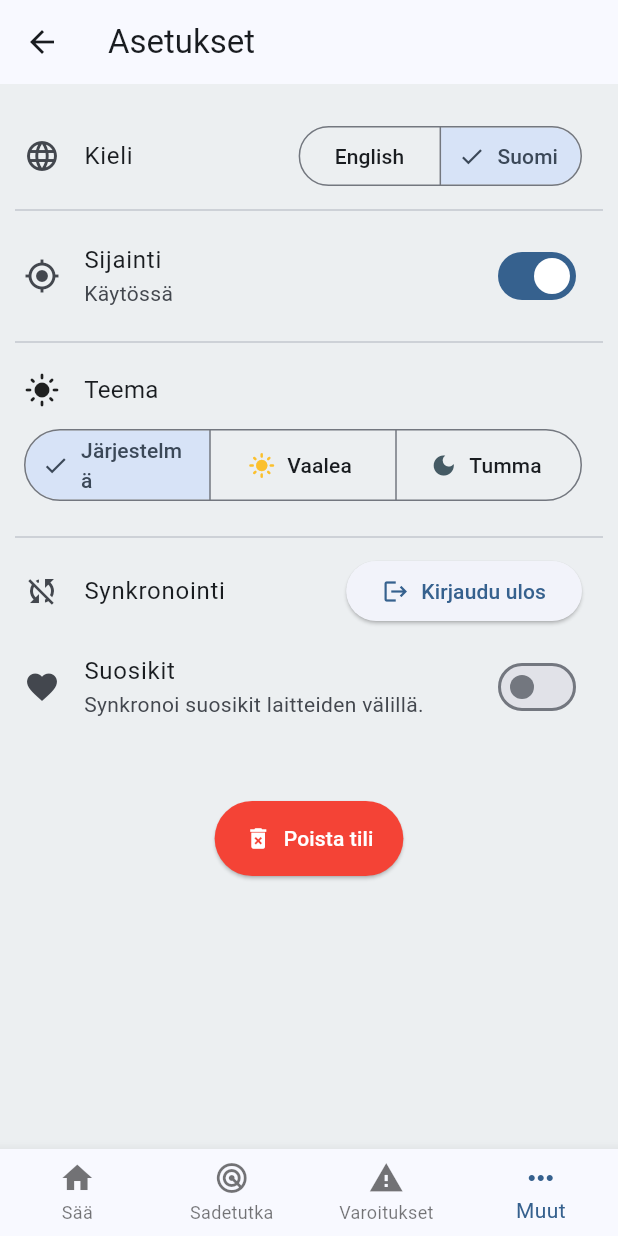
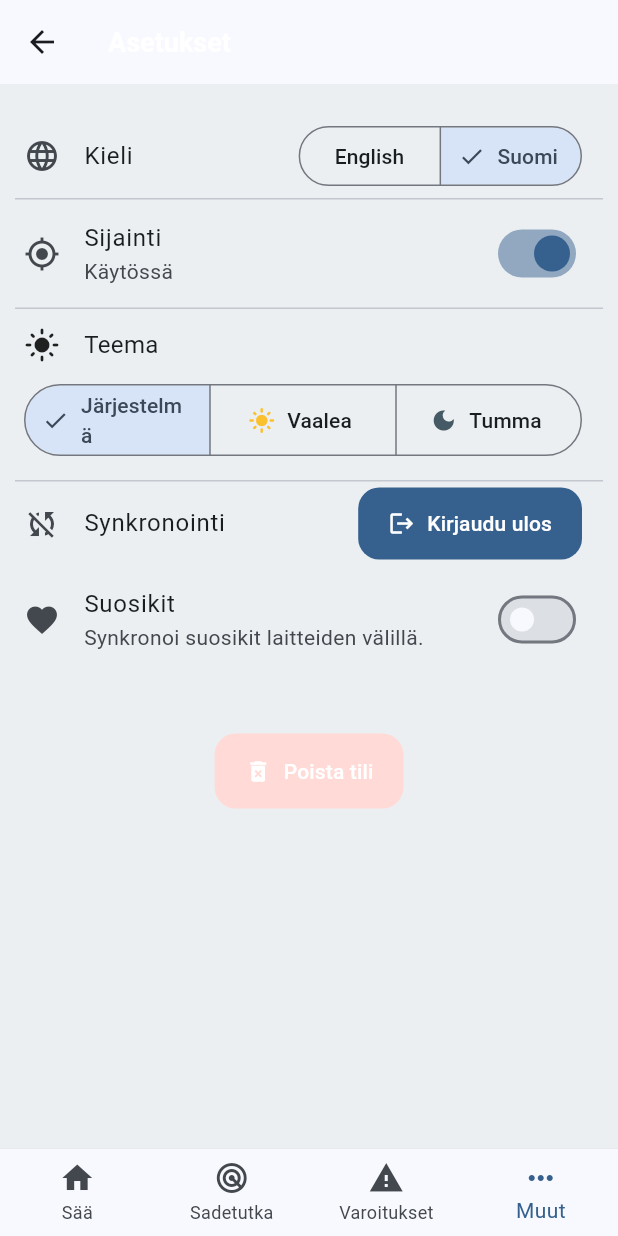
Before and after one commit to sruusk/weather, a Flutter app: the SettingsPage screen opened by its route, after a tap on "Suomi", on a phone screen of 412 x 824 dp. Run offline on Flutter 3.47's test engine with Material 3 defaults, Android fonts, the phone set to English and light mode, and no system bars; drawn by our look-alikes of dynamic_color; our stand-ins replace appwrite, fl_chart, flutter_map, flutter_svg, geolocator, go_router and 4 more; missing offline and left inert: daylight, maps_toolkit, open_meteo, pmtiles, vector_map_tiles, vector_map_tiles_pmtiles; accounts and stored records are empty; network calls fail; statements that could not run were skipped.

Commit message:
Update UI styling

```diff
--- a/lib/appwrite_client.dart
+++ b/lib/appwrite_client.dart
@@ -22,7 +22,7 @@ class AppwriteClient {
 
   AppwriteClient._internal() {
     client = Client()
-        .setEndpoint("https://aw.a32.fi/v1")
+        .setEndpoint("https://appwrite.kona-motors.fi/v1")
         .setProject("6843138e001dcb69f2be");
     account = Account(client);
     realtime = Realtime(client);
--- a/lib/main.dart
+++ b/lib/main.dart
@@ -250,6 +250,142 @@ void main() async {
 class MyApp extends StatelessWidget {
   const MyApp({super.key});
 
+  static ThemeData _buildModernTheme(ColorScheme scheme, {bool isDark = false, bool amoled = false}) {
+    final colorScheme = scheme;
+
+    final roundedShape = RoundedRectangleBorder(
+      borderRadius: BorderRadius.circular(16),
+    );
+
+    Color surfaceBase() => amoled ? Colors.black : colorScheme.surface;
+
+    return ThemeData(
+      useMaterial3: true,
+      colorScheme: colorScheme,
+      brightness: colorScheme.brightness,
+      scaffoldBackgroundColor: amoled ? Colors.black : (isDark ? colorScheme.surface : Colors.blueGrey[50]),
+      appBarTheme: AppBarTheme(
+        backgroundColor: surfaceBase(),
+        foregroundColor: colorScheme.onSurface,
+        elevation: 0,
+        scrolledUnderElevation: 0,
+        systemOverlayStyle: isDark ? SystemUiOverlayStyle.light : SystemUiOverlayStyle.dark,
+        titleTextStyle: const TextStyle(fontWeight: FontWeight.w600, fontSize: 18),
+      ),
+      cardTheme: CardThemeData(
+        color: surfaceBase(),
+        surfaceTintColor: Colors.transparent,
+        elevation: 0,
+        margin: const EdgeInsets.all(8),
+        shape: roundedShape.copyWith(
+          side: BorderSide(color: colorScheme.outlineVariant),
+        ),
+        clipBehavior: Clip.antiAlias,
+      ),
+      snackBarTheme: SnackBarThemeData(
+        behavior: SnackBarBehavior.floating,
+        backgroundColor: Color.alphaBlend(colorScheme.primary.withValues(alpha: isDark ? 0.18 : 0.12), surfaceBase()),
+        contentTextStyle: TextStyle(color: colorScheme.onSurface),
+        actionTextColor: colorScheme.primary,
+        shape: RoundedRectangleBorder(borderRadius: BorderRadius.circular(12)),
+        elevation: 6,
+      ),
+      elevatedButtonTheme: ElevatedButtonThemeData(
+        style: ButtonStyle(
+          backgroundColor: WidgetStateProperty.resolveWith((states) {
+            if (states.contains(WidgetState.disabled)) {
+              return Color.alphaBlend(colorScheme.onSurface.withValues(alpha: 0.06), surfaceBase());
+            }
+            return colorScheme.primary;
+          }),
+          foregroundColor: WidgetStatePropertyAll(colorScheme.onPrimary),
+          elevation: WidgetStatePropertyAll(0),
+          shape: WidgetStatePropertyAll(
+            RoundedRectangleBorder(borderRadius: BorderRadius.circular(14)),
+          ),
+          padding: const WidgetStatePropertyAll(EdgeInsets.symmetric(horizontal: 20, vertical: 14)),
+        ),
+      ),
+      outlinedButtonTheme: OutlinedButtonThemeData(
+        style: ButtonStyle(
+          side: WidgetStatePropertyAll(BorderSide(color: colorScheme.outlineVariant)),
+          foregroundColor: WidgetStatePropertyAll(colorScheme.primary),
+          shape: WidgetStatePropertyAll(RoundedRectangleBorder(borderRadius: BorderRadius.circular(14))),
+          padding: const WidgetStatePropertyAll(EdgeInsets.symmetric(horizontal: 20, vertical: 14)),
+        ),
+      ),
+      textButtonTheme: TextButtonThemeData(
+        style: ButtonStyle(
+          foregroundColor: WidgetStatePropertyAll(colorScheme.primary),
+          shape: WidgetStatePropertyAll(RoundedRectangleBorder(borderRadius: BorderRadius.circular(14))),
+          padding: const WidgetStatePropertyAll(EdgeInsets.symmetric(horizontal: 16, vertical: 12)),
+        ),
+      ),
+      inputDecorationTheme: InputDecorationTheme(
+        filled: true,
+        fillColor: Color.alphaBlend(colorScheme.primary.withValues(alpha: isDark ? 0.10 : 0.04), surfaceBase()),
+        border: OutlineInputBorder(
+          borderRadius: BorderRadius.circular(14),
+          borderSide: BorderSide(color: colorScheme.outlineVariant),
+        ),
+        enabledBorder: OutlineInputBorder(
+          borderRadius: BorderRadius.circular(14),
+          borderSide: BorderSide(color: colorScheme.outlineVariant),
+        ),
+        focusedBorder: OutlineInputBorder(
+          borderRadius: BorderRadius.circular(14),
+          borderSide: BorderSide(color: colorScheme.primary),
+        ),
+        contentPadding: const EdgeInsets.symmetric(horizontal: 16, vertical: 14),
+      ),
+      navigationBarTheme: NavigationBarThemeData(
+        backgroundColor: surfaceBase(),
+        indicatorColor: colorScheme.primaryContainer.withValues(alpha: 0.35),
+        labelTextStyle: WidgetStatePropertyAll(const TextStyle(fontWeight: FontWeight.w600)),
+        iconTheme: WidgetStateProperty.resolveWith((states) {
+          final selected = states.contains(WidgetState.selected);
+          return IconThemeData(
+            color: selected ? colorScheme.onPrimaryContainer : colorScheme.onSurfaceVariant,
+          );
+        }),
+        elevation: 1,
+      ),
+      bottomNavigationBarTheme: BottomNavigationBarThemeData(
+        backgroundColor: surfaceBase(),
+        selectedItemColor: colorScheme.primary,
+        unselectedItemColor: colorScheme.onSurfaceVariant,
+        type: BottomNavigationBarType.fixed,
+        elevation: 1,
+        selectedIconTheme: IconThemeData(color: colorScheme.primary),
+        unselectedIconTheme: IconThemeData(color: colorScheme.onSurfaceVariant),
+      ),
+      chipTheme: ChipThemeData(
+        backgroundColor: Color.alphaBlend(colorScheme.primary.withValues(alpha: isDark ? 0.10 : 0.05), surfaceBase()),
+        selectedColor: colorScheme.secondaryContainer,
+        labelStyle: const TextStyle(fontWeight: FontWeight.w600),
+        shape: RoundedRectangleBorder(borderRadius: BorderRadius.circular(12)),
+        side: BorderSide(color: colorScheme.outlineVariant),
+      ),
+      dividerTheme: DividerThemeData(
+        color: colorScheme.outlineVariant,
+        thickness: 1,
+        space: 1,
+      ),
+      switchTheme: SwitchThemeData(
+        trackColor: WidgetStateProperty.resolveWith((states) {
+          return states.contains(WidgetState.selected)
+              ? colorScheme.primary.withValues(alpha: 0.50)
+              : colorScheme.outlineVariant.withValues(alpha: 0.40);
+        }),
+        thumbColor: WidgetStateProperty.resolveWith((states) {
+          return states.contains(WidgetState.selected)
+              ? colorScheme.primary
+              : surfaceBase();
+        }),
+      ),
+    );
+  }
+
   @override
   Widget build(BuildContext context) {
     return Consumer<AppState>(
@@ -276,31 +412,10 @@ class MyApp extends StatelessWidget {
               title: 'Weather App',
               debugShowCheckedModeBanner: true,
               scaffoldMessengerKey: globalScaffoldMessengerKey,
-              theme: ThemeData(
-                colorScheme: lightScheme.copyWith(
-                  surfaceDim: Colors.white,
-                  errorContainer: Colors.red,
-                ),
-                scaffoldBackgroundColor: Colors.blueGrey[50],
-                cardTheme: CardThemeData(
-                  color: Colors.white,
-                  surfaceTintColor: Colors.white,
-                ),
-              ),
+              theme: _buildModernTheme(lightScheme, isDark: false),
               darkTheme: appState.isAmoledTheme
-                  ? ThemeData(
-                      colorScheme: darkScheme.copyWith(
-                        surfaceDim: Colors.black,
-                        surfaceContainer: Colors.black,
-                      ),
-                      scaffoldBackgroundColor: Colors.black,
-                      cardTheme: CardThemeData(
-                        color: Colors.black,
-                        surfaceTintColor: Colors.black,
-                      ))
-                  : ThemeData(
-                      colorScheme: darkScheme,
-                    ),
+                  ? _buildModernTheme(darkScheme, isDark: true, amoled: true)
+                  : _buildModernTheme(darkScheme, isDark: true),
               themeMode: appState.themeMode,
               locale: appState.locale,
               localizationsDelegates: const [
--- a/lib/pages/home_page.dart
+++ b/lib/pages/home_page.dart
@@ -273,7 +273,7 @@ class _HomePageState extends State<HomePage>
           _startGeolocation();
         } catch (e) {
           if (kDebugMode) {
-            print('Error during reverse geocoding: ' + e.toString());
+            print('Error during reverse geocoding: $e');
           }
           if(mounted) {
             final localizations = AppLocalizations.of(context)!;
--- a/lib/widgets/home/forecast_widget.dart
+++ b/lib/widgets/home/forecast_widget.dart
@@ -269,7 +269,7 @@ class _ForecastWidgetState extends State<ForecastWidget> {
                 return Card(
                   margin: const EdgeInsets.only(
                       top: 10, left: 2, right: 2, bottom: 2),
-                  color: Theme.of(context).colorScheme.surfaceDim,
+                  // color: Theme.of(context).colorScheme.surfaceDim,
                   child: SizedBox(
                     width: 71,
                     child: Padding(
--- a/pubspec.yaml
+++ b/pubspec.yaml
@@ -16,7 +16,7 @@ publish_to: 'none' # Remove this line if you wish to publish to pub.dev
 # https://developer.apple.com/library/archive/documentation/General/Reference/InfoPlistKeyReference/Articles/CoreFoundationKeys.html
 # In Windows, build-name is used as the major, minor, and patch parts
 # of the product and file versions while build-number is used as the build suffix.
-version: 1.0.48+49
+version: 1.0.49+50
 
 environment:
   sdk: ^3.6.0
```
Also changed, not shown: pubspec.lock, 2 other files.
